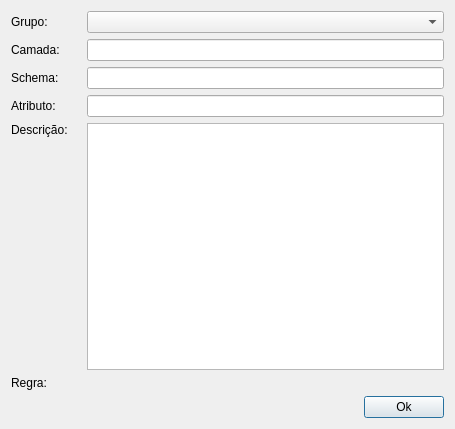
First picture: the form in uis/addRuleForm.ui, repository dsgoficial/SAP_Gerente, before the edit.
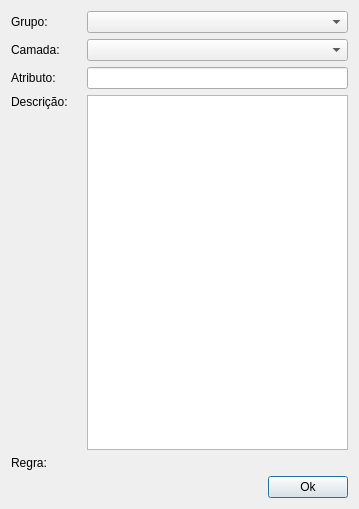
Second picture: the form after the edit.

```diff
--- a/uis/addRuleForm.ui
+++ b/uis/addRuleForm.ui
@@ -6,126 +6,15 @@
    <rect>
     <x>0</x>
     <y>0</y>
-    <width>455</width>
-    <height>429</height>
+    <width>359</width>
+    <height>509</height>
    </rect>
   </property>
   <property name="windowTitle">
    <string>Criar Regra</string>
   </property>
   <layout class="QGridLayout" name="gridLayout">
-   <item row="0" column="0" colspan="2">
-    <layout class="QHBoxLayout" name="horizontalLayout">
-     <item>
-      <widget class="QLabel" name="label">
-       <property name="sizePolicy">
-        <sizepolicy hsizetype="Minimum" vsizetype="Preferred">
-         <horstretch>0</horstretch>
-         <verstretch>0</verstretch>
-        </sizepolicy>
-       </property>
-       <property name="minimumSize">
-        <size>
-         <width>70</width>
-         <height>0</height>
-        </size>
-       </property>
-       <property name="text">
-        <string>Grupo:</string>
-       </property>
-      </widget>
-     </item>
-     <item>
-      <widget class="QComboBox" name="groupCb">
-       <property name="sizePolicy">
-        <sizepolicy hsizetype="Expanding" vsizetype="Fixed">
-         <horstretch>0</horstretch>
-         <verstretch>0</verstretch>
-        </sizepolicy>
-       </property>
-      </widget>
-     </item>
-    </layout>
-   </item>
-   <item row="1" column="0" colspan="2">
-    <layout class="QHBoxLayout" name="horizontalLayout_5">
-     <item>
-      <widget class="QLabel" name="label_5">
-       <property name="sizePolicy">
-        <sizepolicy hsizetype="Minimum" vsizetype="Preferred">
-         <horstretch>0</horstretch>
-         <verstretch>0</verstretch>
-        </sizepolicy>
-       </property>
-       <property name="minimumSize">
-        <size>
-         <width>70</width>
-         <height>0</height>
-        </size>
-       </property>
-       <property name="text">
-        <string>Camada:</string>
-       </property>
-      </widget>
-     </item>
-     <item>
-      <widget class="QLineEdit" name="layerLe"/>
-     </item>
-    </layout>
-   </item>
-   <item row="2" column="0" colspan="2">
-    <layout class="QHBoxLayout" name="horizontalLayout_2">
-     <item>
-      <widget class="QLabel" name="label_2">
-       <property name="sizePolicy">
-        <sizepolicy hsizetype="Minimum" vsizetype="Preferred">
-         <horstretch>0</horstretch>
-         <verstretch>0</verstretch>
-        </sizepolicy>
-       </property>
-       <property name="minimumSize">
-        <size>
-         <width>70</width>
-         <height>0</height>
-        </size>
-       </property>
-       <property name="text">
-        <string>Schema:</string>
-       </property>
-      </widget>
-     </item>
-     <item>
-      <widget class="QLineEdit" name="schemaLe"/>
-     </item>
-    </layout>
-   </item>
    <item row="3" column="0" colspan="2">
-    <layout class="QHBoxLayout" name="horizontalLayout_3">
-     <item>
-      <widget class="QLabel" name="label_3">
-       <property name="sizePolicy">
-        <sizepolicy hsizetype="Minimum" vsizetype="Preferred">
-         <horstretch>0</horstretch>
-         <verstretch>0</verstretch>
-        </sizepolicy>
-       </property>
-       <property name="minimumSize">
-        <size>
-         <width>70</width>
-         <height>0</height>
-        </size>
-       </property>
-       <property name="text">
-        <string>Atributo:</string>
-       </property>
-      </widget>
-     </item>
-     <item>
-      <widget class="QLineEdit" name="attributeLe"/>
-     </item>
-    </layout>
-   </item>
-   <item row="4" column="0" colspan="2">
     <layout class="QHBoxLayout" name="horizontalLayout_4">
      <item>
       <layout class="QVBoxLayout" name="verticalLayout">
@@ -168,7 +57,47 @@
      </item>
     </layout>
    </item>
-   <item row="5" column="0" colspan="2">
+   <item row="1" column="0" colspan="2">
+    <layout class="QHBoxLayout" name="horizontalLayout_2">
+     <item>
+      <widget class="QLabel" name="label_5">
+       <property name="sizePolicy">
+        <sizepolicy hsizetype="Minimum" vsizetype="Preferred">
+         <horstretch>0</horstretch>
+         <verstretch>0</verstretch>
+        </sizepolicy>
+       </property>
+       <property name="minimumSize">
+        <size>
+         <width>70</width>
+         <height>0</height>
+        </size>
+       </property>
+       <property name="text">
+        <string>Camada:</string>
+       </property>
+      </widget>
+     </item>
+     <item>
+      <widget class="QComboBox" name="layerCb">
+       <property name="sizePolicy">
+        <sizepolicy hsizetype="Expanding" vsizetype="Fixed">
+         <horstretch>0</horstretch>
+         <verstretch>0</verstretch>
+        </sizepolicy>
+       </property>
+      </widget>
+     </item>
+    </layout>
+   </item>
+   <item row="5" column="1">
+    <widget class="QPushButton" name="okBtn">
+     <property name="text">
+      <string>Ok</string>
+     </property>
+    </widget>
+   </item>
+   <item row="4" column="0">
     <layout class="QHBoxLayout" name="expressionLayout">
      <item>
       <widget class="QLabel" name="label_6">
@@ -191,7 +120,40 @@
      </item>
     </layout>
    </item>
-   <item row="6" column="0">
+   <item row="0" column="0" colspan="2">
+    <layout class="QHBoxLayout" name="horizontalLayout">
+     <item>
+      <widget class="QLabel" name="label">
+       <property name="sizePolicy">
+        <sizepolicy hsizetype="Minimum" vsizetype="Preferred">
+         <horstretch>0</horstretch>
+         <verstretch>0</verstretch>
+        </sizepolicy>
+       </property>
+       <property name="minimumSize">
+        <size>
+         <width>70</width>
+         <height>0</height>
+        </size>
+       </property>
+       <property name="text">
+        <string>Grupo:</string>
+       </property>
+      </widget>
+     </item>
+     <item>
+      <widget class="QComboBox" name="groupCb">
+       <property name="sizePolicy">
+        <sizepolicy hsizetype="Expanding" vsizetype="Fixed">
+         <horstretch>0</horstretch>
+         <verstretch>0</verstretch>
+        </sizepolicy>
+       </property>
+      </widget>
+     </item>
+    </layout>
+   </item>
+   <item row="5" column="0">
     <spacer name="horizontalSpacer">
      <property name="orientation">
       <enum>Qt::Horizontal</enum>
@@ -204,12 +166,31 @@
      </property>
     </spacer>
    </item>
-   <item row="6" column="1">
-    <widget class="QPushButton" name="okBtn">
-     <property name="text">
-      <string>Ok</string>
-     </property>
-    </widget>
+   <item row="2" column="0" colspan="2">
+    <layout class="QHBoxLayout" name="horizontalLayout_5">
+     <item>
+      <widget class="QLabel" name="label_7">
+       <property name="sizePolicy">
+        <sizepolicy hsizetype="Minimum" vsizetype="Preferred">
+         <horstretch>0</horstretch>
+         <verstretch>0</verstretch>
+        </sizepolicy>
+       </property>
+       <property name="minimumSize">
+        <size>
+         <width>70</width>
+         <height>0</height>
+        </size>
+       </property>
+       <property name="text">
+        <string>Atributo:</string>
+       </property>
+      </widget>
+     </item>
+     <item>
+      <widget class="QLineEdit" name="attributeLe"/>
+     </item>
+    </layout>
    </item>
   </layout>
  </widget>
```
